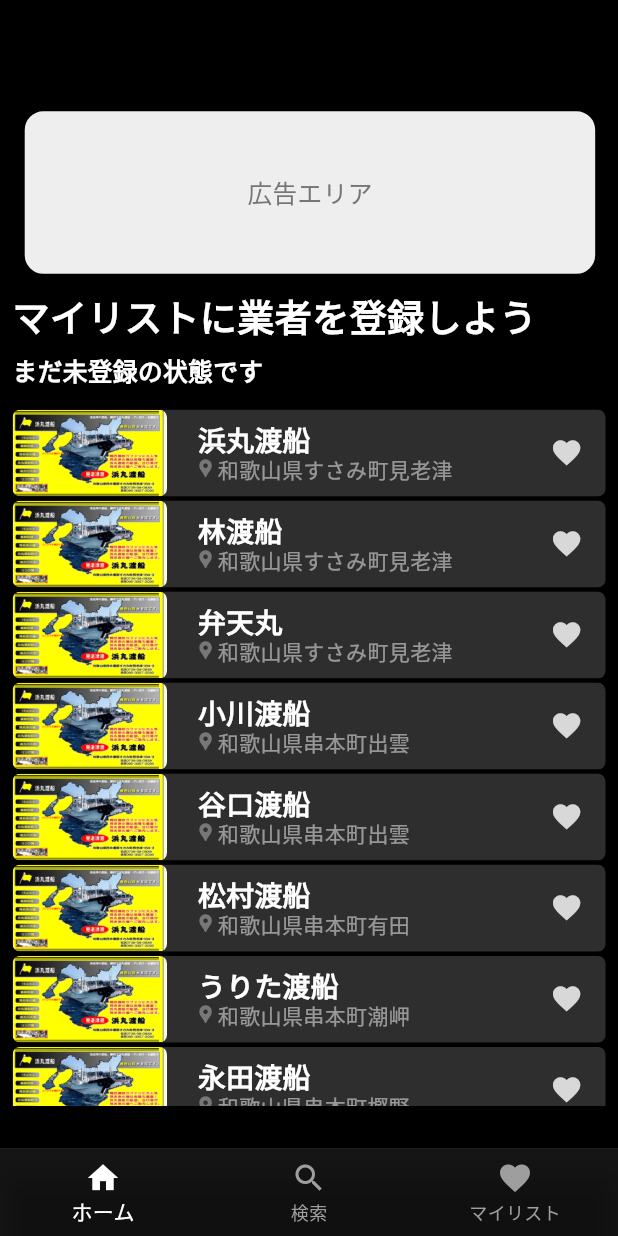
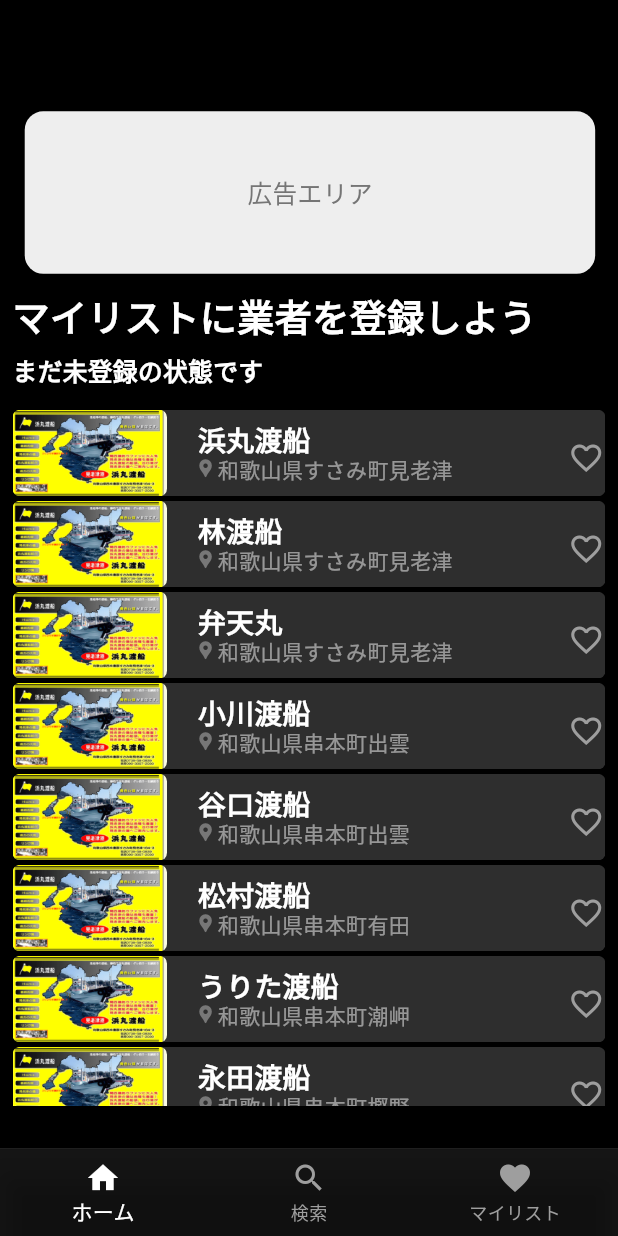
Before and after one commit to Kaito-nagai/fishing_app, a Flutter app: the screen it shows after launch, on a phone screen of 412 x 824 dp. Run offline on Flutter 3.47's test engine with Material 3 defaults, Android fonts, the phone set to English and light mode, and no system bars; our stand-ins replace flutter_dotenv, logger, shared_preferences; Roboto replaces fonts that are missing (Noto Sans JP).

Commit message:
“少し修正

```diff
--- a/lib/components/vendor_list.dart
+++ b/lib/components/vendor_list.dart
@@ -1,40 +1,59 @@
 import 'package:flutter/material.dart';
 import 'package:fishing_app/widgets/list_item.dart';
+import 'package:fishing_app/models/favorite_manager.dart';
+import 'package:fishing_app/models/favorite_item.dart';
 
 // 業者データのモデル
 class Vendor {
+  final String id; // 修正: IDを追加
   final String title;
   final String location;
   final String imagePath;
 
   Vendor({
+    required this.id, // 修正: IDを必須に
     required this.title,
     required this.location,
     required this.imagePath,
   });
 }
 
-
-
 class VendorList extends StatelessWidget {
   final List<Vendor> vendors; // 業者リストデータ
+  final FavoriteManager favoriteManager; // 修正: FavoriteManagerを追加
 
-  const VendorList({required this.vendors, super.key});
+  const VendorList({
+    required this.vendors,
+    required this.favoriteManager, // 修正: FavoriteManagerを必須に
+    super.key,
+  });
 
   @override
   Widget build(BuildContext context) {
     return ListView.builder(
       padding: EdgeInsets.zero, // リスト全体のパディングを削除
       physics: const AlwaysScrollableScrollPhysics(), // 業者リストをスクロール可能に設定
-      itemCount: vendors.length > 10 ? 10 : vendors.length, //
+      itemCount: vendors.length > 10 ? 10 : vendors.length, // 最大表示数10件
       itemBuilder: (context, index) {
         final vendor = vendors[index];
+        final isFavorite = favoriteManager.favorites.any((fav) => fav.id == vendor.id);
+
         return Padding(
           padding: const EdgeInsets.symmetric(horizontal: 0.1, vertical: 1.5), // 他の画面と統一
           child: ListItem(
             title: vendor.title,
             location: vendor.location,
             imagePath: vendor.imagePath,
+            isFavorite: isFavorite, // 修正: お気に入り状態を渡す
+            onFavoritePressed: () {
+              favoriteManager.toggleFavorite(
+                FavoriteItem(
+                  id: vendor.id,
+                  name: vendor.title,
+                  link: '', // 必要に応じてリンクを渡す
+                ),
+              );
+            },
           ),
         );
       },
--- a/lib/pages/home_initial.dart
+++ b/lib/pages/home_initial.dart
@@ -5,6 +5,7 @@ import 'package:fishing_app/widgets/label_text_widget.dart';
 import 'package:fishing_app/widgets/ad_banner.dart';
 import 'package:fishing_app/components/vendor_list.dart';
 import 'package:fishing_app/utils/json_loader.dart'; // loadVendorsFromJson をインポート
+import 'package:fishing_app/models/favorite_manager.dart'; // 修正: FavoriteManagerをインポート
 
 // グローバルスコープで Logger を初期化
 final logger = Logger();
@@ -60,7 +61,7 @@ class HomeInitialScreen extends StatelessWidget {
     final screenHeight = MediaQuery.of(context).size.height;
 
     return Scaffold(
-  backgroundColor: const Color.fromARGB(255, 0, 0, 0), // ダークモードの背景色を指定
+      backgroundColor: const Color.fromARGB(255, 0, 0, 0), // ダークモードの背景色を指定
       body: Stack(
         children: [
           Positioned(
@@ -101,7 +102,14 @@ class HomeInitialScreen extends StatelessWidget {
                         } else if (snapshot.hasError) {
                           return Text('エラー: ${snapshot.error}');
                         } else if (snapshot.hasData) {
-                          return VendorList(vendors: snapshot.data!); // 業者リスト
+                          // 修正: FavoriteManagerの初期化
+                          final favoriteManager = FavoriteManager();
+                          favoriteManager.loadFavorites(); // お気に入りデータをロード
+
+                          return VendorList(
+                            vendors: snapshot.data!, // 業者リスト
+                            favoriteManager: favoriteManager, // 修正: FavoriteManagerを渡す
+                          );
                         } else {
                           return const Text('データが見つかりません');
                         }
--- a/lib/utils/json_loader.dart
+++ b/lib/utils/json_loader.dart
@@ -10,6 +10,7 @@ Future<List<Vendor>> loadVendorsFromJson() async {
 
   // Dart の Vendor クラスのリストに変換
   return data.map((item) => Vendor(
+    id: item['id'], // 修正: id を追加
     title: item['name'], // JSON の "name" を Dart の title に対応
     location: item['location'], // JSON の "location" を Dart の location に対応
     imagePath: 'assets/images/placeholder_image.png', // 仮の画像パス
--- a/lib/widgets/list_item.dart
+++ b/lib/widgets/list_item.dart
@@ -4,7 +4,8 @@ class ListItem extends StatelessWidget {
   final String title; // 業者名（例: 浜丸渡船・林渡船）
   final String location; // 所在地（例: 和歌山県すさみ町見老津）
   final String imagePath; // サムネイル画像
-  final VoidCallback? onFavoritePressed; // ここで onFavoritePressed を追加
+  final VoidCallback? onFavoritePressed; // クリック時の動作を受け取る
+  final bool isFavorite; // お気に入り状態を受け取る
 
   const ListItem({
     super.key, // super パラメータを使用
@@ -12,8 +13,8 @@ class ListItem extends StatelessWidget {
     required this.location,
     required this.imagePath,
     this.onFavoritePressed, // Optionalとして初期化
+    required this.isFavorite, // 必須の引数に変更
   });
-
 
   @override
   Widget build(BuildContext context) {
@@ -41,14 +42,16 @@ class ListItem extends StatelessWidget {
               ],
             ),
           ),
-          // お気に入りアイコン
+          // お気に入りアイコン（修正）
           Positioned(
             left: screenWidth * 0.87,
-            top: screenHeight * 0.021,
-            child: Icon(
-              Icons.favorite,
-              size: screenWidth * 0.053,
-              color: const Color(0xFFD8D8D8),
+            top: screenHeight * 0.010,
+            child: IconButton(
+              icon: Icon(
+                isFavorite ? Icons.favorite : Icons.favorite_border,
+                color: isFavorite ? Colors.red : Colors.grey, // 状態に応じた色
+              ),
+              onPressed: onFavoritePressed, // クリック時に実行
             ),
           ),
           // 所在地
```
Also changed, not shown: lib/screens/search_results.dart (+9 -2 lines), lib/screens/search_screen.dart (+9 -3 lines).
